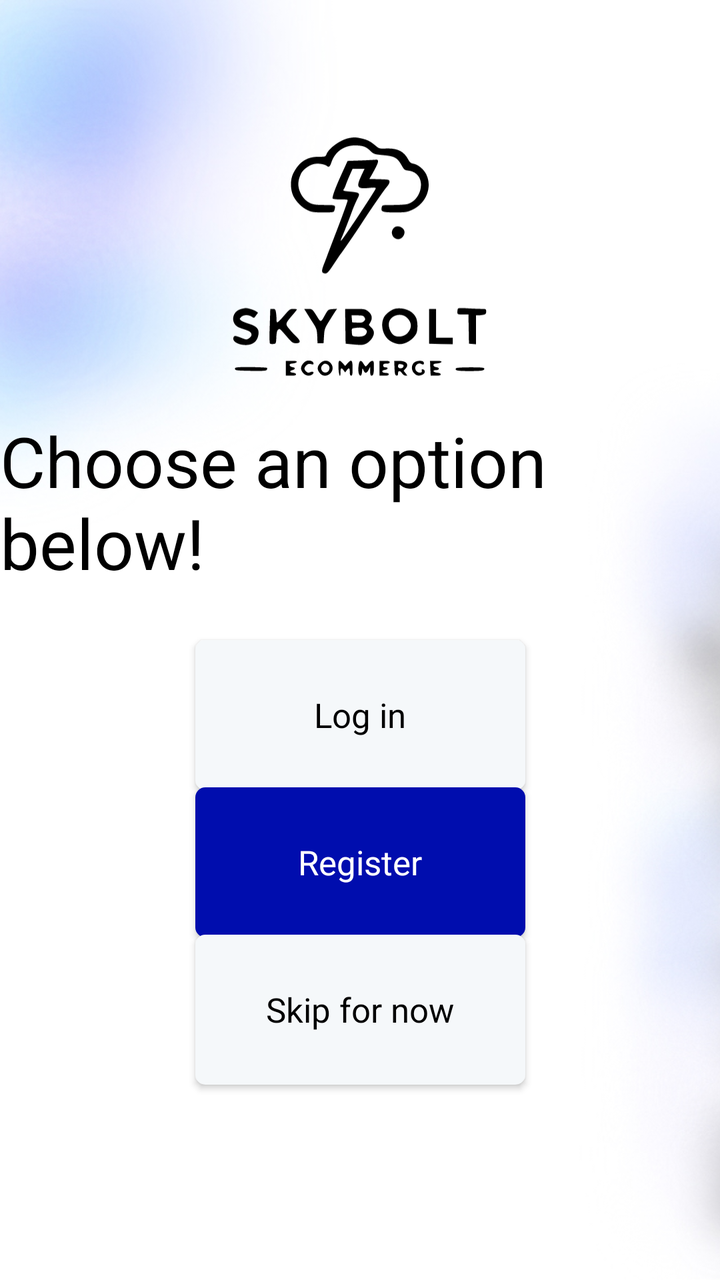
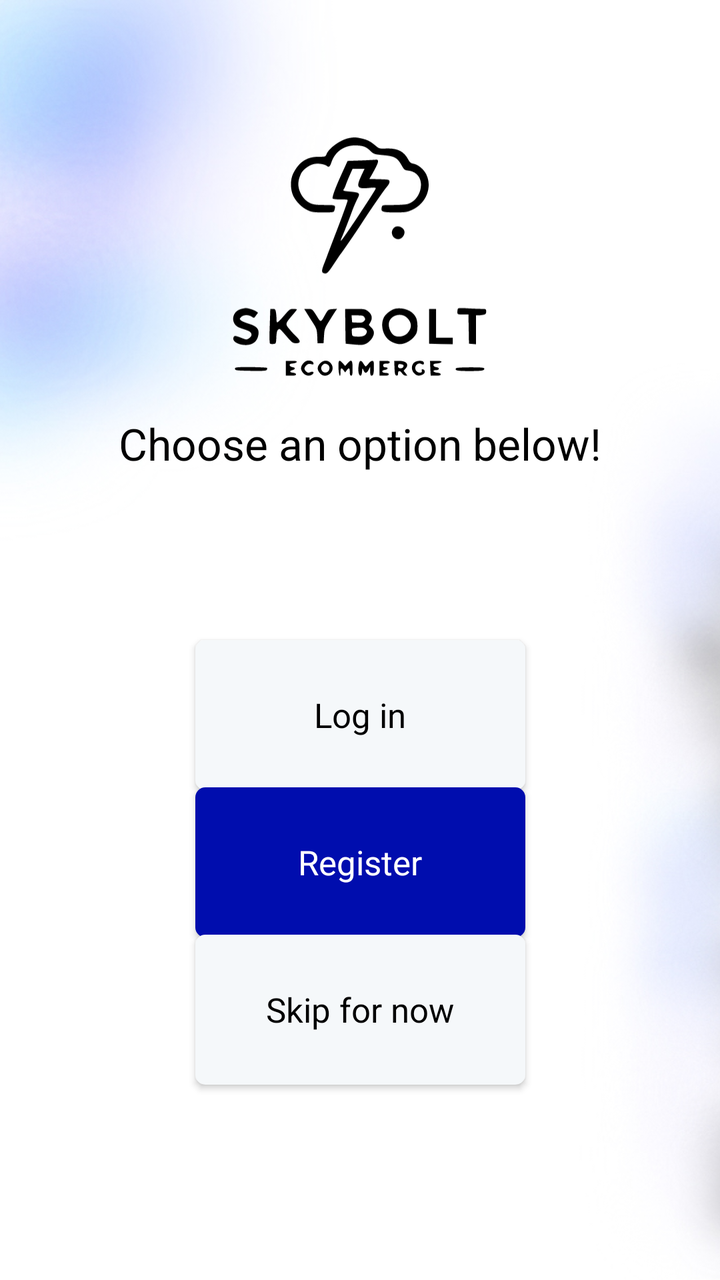

Screens rendered from an Android XML layout before and after an edit, with the pre-edit source and the edit as a unified diff.
<!-- AndroidManifest.xml: application theme Theme.SkyboltECommerceApp -->
<!-- res/layout/fragment_account_options.xml -->
<?xml version="1.0" encoding="utf-8"?>
<androidx.constraintlayout.widget.ConstraintLayout xmlns:android="http://schemas.android.com/apk/res/android"
    android:layout_width="match_parent"
    android:layout_height="match_parent"
    xmlns:app="http://schemas.android.com/apk/res-auto">

    <ImageView
        android:layout_width="match_parent"
        android:layout_height="match_parent"
        android:src="@drawable/blurry_background"
        android:scaleType="centerCrop"/>

    <androidx.constraintlayout.widget.Guideline
        android:id="@+id/LogoTopGuideline"
        android:layout_width="wrap_content"
        android:layout_height="wrap_content"
        android:orientation="horizontal"
        app:layout_constraintGuide_percent="0.1"
        />

    <androidx.constraintlayout.widget.Guideline
        android:id="@+id/LogoBottomGuideLine"
        android:layout_width="wrap_content"
        android:layout_height="wrap_content"
        android:orientation="horizontal"
        app:layout_constraintGuide_percent="0.3"
        />

    <androidx.constraintlayout.widget.Guideline
        android:id="@+id/LoginGuideLine"
        android:layout_width="wrap_content"
        android:layout_height="wrap_content"
        android:orientation="horizontal"
        app:layout_constraintGuide_percent="0.5"
        />

    <androidx.constraintlayout.widget.Guideline
        android:id="@+id/RegisterGuideLine"
        android:layout_width="wrap_content"
        android:layout_height="wrap_content"
        android:orientation="horizontal"
        app:layout_constraintGuide_percent="0.615"
        />

    <androidx.constraintlayout.widget.Guideline
        android:id="@+id/SkipForNowGuideLine"
        android:layout_width="wrap_content"
        android:layout_height="wrap_content"
        android:orientation="horizontal"
        app:layout_constraintGuide_percent="0.730"
        />

    <ImageView
        android:id="@+id/AppLogo"
        android:layout_width="0dp"
        android:layout_height="0dp"
        android:src="@drawable/skybolt_ecommerce_logo"
        app:layout_constraintBottom_toBottomOf="@id/LogoBottomGuideLine"
        app:layout_constraintDimensionRatio="1:1"
        app:layout_constraintEnd_toEndOf="parent"
        app:layout_constraintStart_toStartOf="parent"
        app:layout_constraintTop_toTopOf="@id/LogoTopGuideline"
        />

    <TextView
        android:id="@+id/BeginRegistration"
        style="@style/h4"
        android:layout_width="wrap_content"
        android:layout_height="wrap_content"
        android:text="@string/BeginRegistration"
        app:layout_constraintEnd_toEndOf="@id/AppLogo"
        app:layout_constraintStart_toStartOf="@id/AppLogo"
        app:layout_constraintTop_toTopOf="@id/LogoBottomGuideLine"
        android:layout_marginTop="15dp"/>
    />

    <androidx.appcompat.widget.AppCompatButton
        android:id="@+id/LoginButton"
        android:layout_width="@dimen/smallButtonWidth"
        android:layout_height="@dimen/smallButtonHeight"
        style="@style/whiteButtonStyle"
        app:layout_constraintTop_toTopOf="@id/LoginGuideLine"
        app:layout_constraintStart_toStartOf="parent"
        app:layout_constraintEnd_toEndOf="parent"
        android:text="Log in"
        />

    <androidx.appcompat.widget.AppCompatButton
        android:id="@+id/RegisterButton"
        android:layout_width="@dimen/smallButtonWidth"
        android:layout_height="@dimen/smallButtonHeight"
        style="@style/blueButtonStyle"
        app:layout_constraintTop_toTopOf="@id/RegisterGuideLine"
        app:layout_constraintStart_toStartOf="parent"
        app:layout_constraintEnd_toEndOf="parent"
        android:text="Register"
        />

    <androidx.appcompat.widget.AppCompatButton
        android:id="@+id/SkipForNowButton"
        android:layout_width="@dimen/smallButtonWidth"
        android:layout_height="@dimen/smallButtonHeight"
        style="@style/whiteButtonStyle"
        app:layout_constraintTop_toTopOf="@id/SkipForNowGuideLine"
        app:layout_constraintStart_toStartOf="parent"
        app:layout_constraintEnd_toEndOf="parent"
        android:text="Skip for now"
        />

</androidx.constraintlayout.widget.ConstraintLayout>
<!-- resources referenced by this layout -->
<resources>
  <dimen name="smallButtonHeight">75dp</dimen>
  <dimen name="smallButtonWidth">165dp</dimen>
  <!-- drawable blurry_background: jpg bitmap (drawable, 63810 bytes) -->
  <!-- drawable skybolt_ecommerce_logo: vector/xml drawable (drawable, 8824 chars, omitted) -->
  <string name="BeginRegistration">Choose an option below!</string>
  <style name="blueButtonStyle">
          <item name="android:background">@drawable/blue_background</item>
          <item name="android:fontFamily">sans-serif</item>
          <item name="android:textColor">@color/white</item>
          <item name="android:textSize">@dimen/h2TextSize</item>
          <item name="android:textAllCaps">false</item>
      </style>
  <style name="h4">
          <item name="android:fontFamily">sans-serif</item>
          <item name="android:textColor">@color/black</item>
          <item name="android:textSize">@dimen/h4TextSize</item>
      </style>
  <style name="whiteButtonStyle">
          <item name="android:background">@drawable/white_background</item>
          <item name="android:fontFamily">sans-serif</item>
          <item name="android:textColor">@color/black</item>
          <item name="android:textSize">@dimen/h2TextSize</item>
          <item name="android:textAllCaps">false</item>
      </style>
  <style name="Theme.SkyboltECommerceApp" parent="Base.Theme.SkyboltECommerceApp" />
  <!-- drawable blue_background (drawable) -->
  <shape android:shape="rectangle" xmlns:android="http://schemas.android.com/apk/res/android">
      <solid android:color="@color/g_blue"/>
      <corners android:radius="@dimen/buttonCorners"/>
  </shape>
  <color name="white">#FFFFFFFF</color>
  <dimen name="h2TextSize">17sp</dimen>
  <color name="black">#FF000000</color>
  <dimen name="h4TextSize">35sp</dimen>
  <!-- drawable white_background (drawable) -->
  <?xml version="1.0" encoding="utf-8"?>
  <shape android:shape="rectangle" xmlns:android="http://schemas.android.com/apk/res/android">
      <solid android:color="#F5F8FA"/>
      <corners android:radius="@dimen/buttonCorners"/>
  </shape>
  <style name="Base.Theme.SkyboltECommerceApp" parent="Theme.MaterialComponents.Light.NoActionBar">
          
          <item name="colorPrimary">@color/purple_500</item>
          <item name="colorPrimaryVariant">@color/purple_700</item>
          <item name="colorOnPrimary">@color/white</item>
          
          <item name="colorSecondary">@color/teal_200</item>
          <item name="colorSecondaryVariant">@color/teal_700</item>
          <item name="colorOnSecondary">@color/black</item>
          
          <item name="android:statusBarColor" tools:targetApi="l">?attr/colorPrimaryVariant</item>
      </style>
  <color name="g_blue">#000DAE</color>
  <dimen name="buttonCorners">5dp</dimen>
  <color name="purple_500">#FF6200EE</color>
  <color name="purple_700">#FF3700B3</color>
  <color name="teal_200">#FF03DAC5</color>
  <color name="teal_700">#FF018786</color>
</resources>

<!-- the commit's change to res/layout/fragment_account_options.xml (unified diff, before → after) -->
@@ -64,7 +64,7 @@
 
     <TextView
         android:id="@+id/BeginRegistration"
-        style="@style/h4"
+        style="@style/h3"
         android:layout_width="wrap_content"
         android:layout_height="wrap_content"
         android:text="@string/BeginRegistration"
<!-- resource entries referenced after the edit -->
@@ -12,10 +12,10 @@
           <item name="android:textSize">@dimen/h2TextSize</item>
           <item name="android:textAllCaps">false</item>
       </style>
-  <style name="h4">
+  <style name="h3">
           <item name="android:fontFamily">sans-serif</item>
           <item name="android:textColor">@color/black</item>
-          <item name="android:textSize">@dimen/h4TextSize</item>
+          <item name="android:textSize">@dimen/h3TextSize</item>
       </style>
   <style name="whiteButtonStyle">
           <item name="android:background">@drawable/white_background</item>
@@ -33,7 +33,7 @@
   <color name="white">#FFFFFFFF</color>
   <dimen name="h2TextSize">17sp</dimen>
   <color name="black">#FF000000</color>
-  <dimen name="h4TextSize">35sp</dimen>
+  <dimen name="h3TextSize">22sp</dimen>
   <!-- drawable white_background (drawable) -->
   <?xml version="1.0" encoding="utf-8"?>
   <shape android:shape="rectangle" xmlns:android="http://schemas.android.com/apk/res/android">
